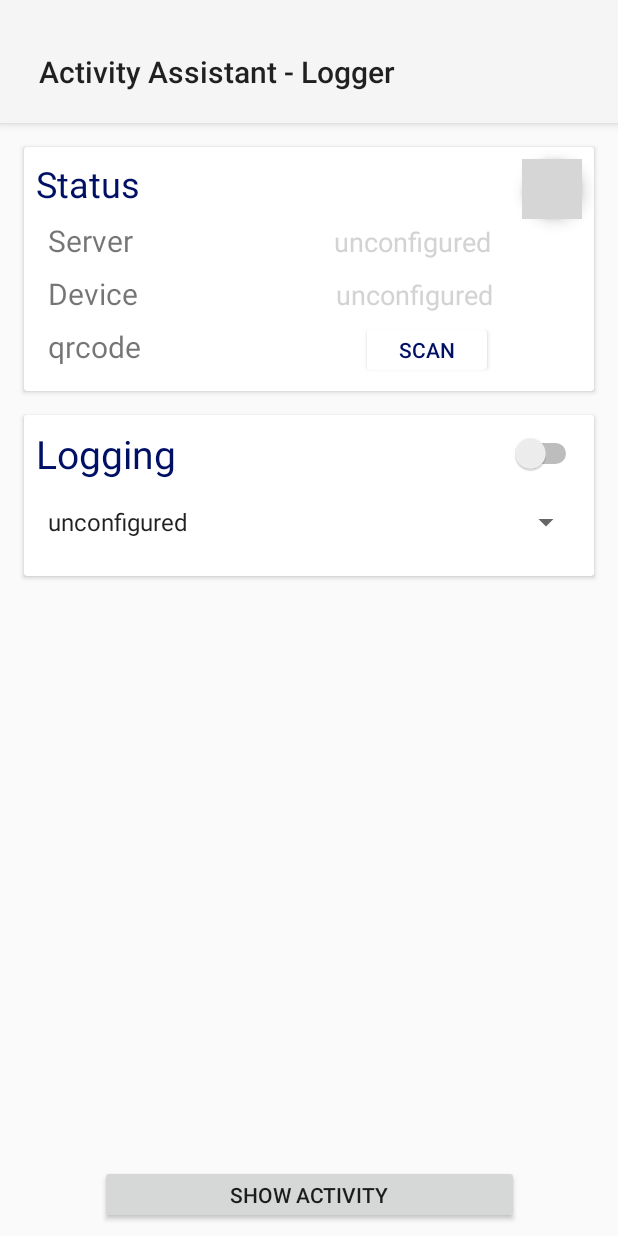
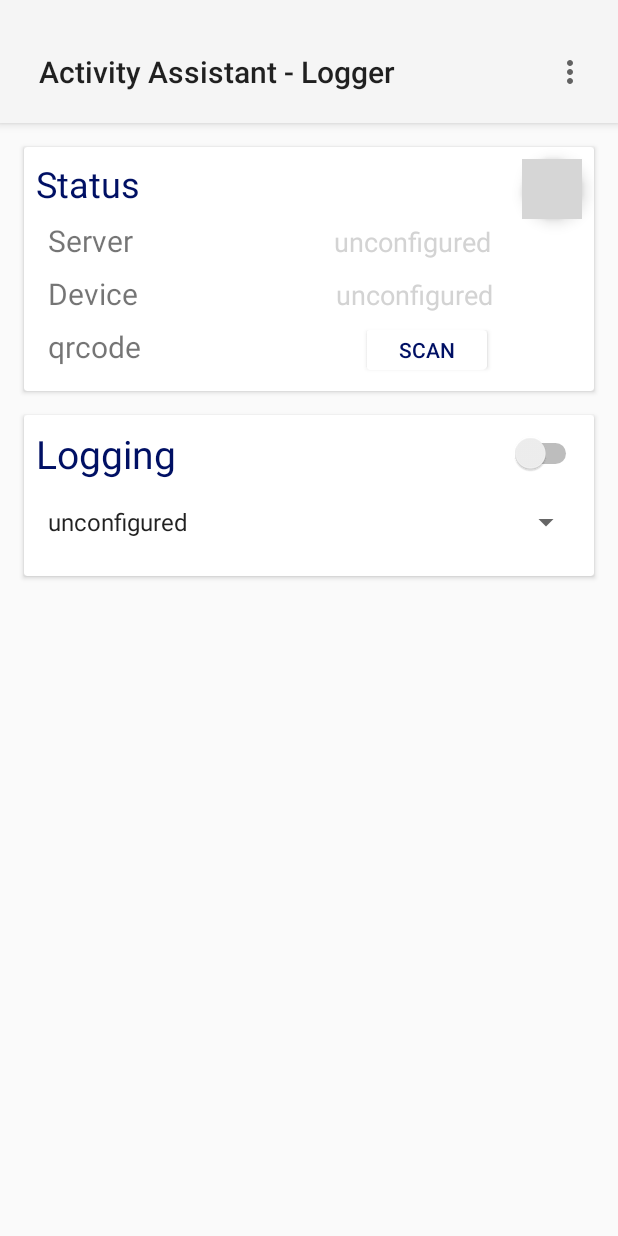
Before and after one commit to tcsvn/activity-assistant-logger, an Android app: the screen it shows after launch (MainActivity), on a phone screen of 412 x 824 dp. Run offline under Robolectric (Android 15) with nearby library versions, the phone set to English and light mode, and no system bars; our stand-ins replace RxJava; grey boxes are pictures that could not be loaded.

Commit message:
moved button to open activity file into a menu

```diff
--- a/app/src/main/java/com/example/activity_assistant_logger/MainActivity.java
+++ b/app/src/main/java/com/example/activity_assistant_logger/MainActivity.java
@@ -14,6 +14,9 @@
 import androidx.core.app.NotificationManagerCompat;
 import androidx.core.content.ContextCompat;
 import androidx.appcompat.widget.Toolbar;
+
+import android.view.Menu;
+import android.view.MenuItem;
 import android.view.View;
 import android.widget.AdapterView;
 import android.widget.ArrayAdapter;
@@ -71,6 +74,12 @@
         createNotificationChannel();
         this.requestPermissions();
         controller = new Controller(MainActivity.this, getIntent());
+    }
+
+    @Override
+    public boolean onCreateOptionsMenu(Menu menu) {
+        getMenuInflater().inflate(R.menu.menu_main, menu);
+        return true;
     }
 
     private void requestPermissions(){
@@ -260,8 +269,16 @@
 
 
 //__Callbacks__--------------------------------------------------------------------------------
-    public void btnShowActFileView(View view){
-        controller.onBtnShowActFileView();
+    @Override
+    public boolean onOptionsItemSelected(MenuItem item) {
+        // Handle item selection
+        switch (item.getItemId()) {
+            case R.id.action_display_actfile:
+                controller.onBtnShowActFileView();
+                return true;
+            default:
+                return super.onOptionsItemSelected(item);
+        }
     }
 
     public void btnSynchronize(View view){
--- a/app/src/main/res/layout/content_main.xml
+++ b/app/src/main/res/layout/content_main.xml
@@ -210,15 +210,4 @@
         </LinearLayout>
     </ScrollView>
 
-    <Button
-        android:id="@+id/button2"
-        android:layout_width="279dp"
-        android:layout_height="39dp"
-        android:layout_marginBottom="8dp"
-        android:onClick="btnShowActFileView"
-        android:text="Show Activity"
-        app:layout_constraintBottom_toBottomOf="parent"
-        app:layout_constraintEnd_toEndOf="parent"
-        app:layout_constraintStart_toStartOf="@+id/scrollView2" />
-
 </androidx.constraintlayout.widget.ConstraintLayout>
--- /dev/null
+++ b/app/src/main/res/menu/menu_main.xml
@@ -0,0 +1,8 @@
+<?xml version="1.0" encoding="utf-8"?>
+<menu xmlns:android="http://schemas.android.com/apk/res/android"
+    xmlns:app="http://schemas.android.com/apk/res-auto">
+    <item
+        android:id="@+id/action_display_actfile"
+        android:title="@string/action_display_actfile"
+        app:showAsAction="never" />
+</menu>
--- a/app/src/main/res/values/strings.xml
+++ b/app/src/main/res/values/strings.xml
@@ -1,6 +1,7 @@
 <resources>
     <string name="app_name">Activity Assistant - Logger</string>
     <string name="action_settings">Settings</string>
+    <string name="action_display_actfile">Activity file</string>
     <string name="name_status_headline">Status</string>
     <string name="name_status_server">Server</string>
     <string name="status_server">Online</string>
```
